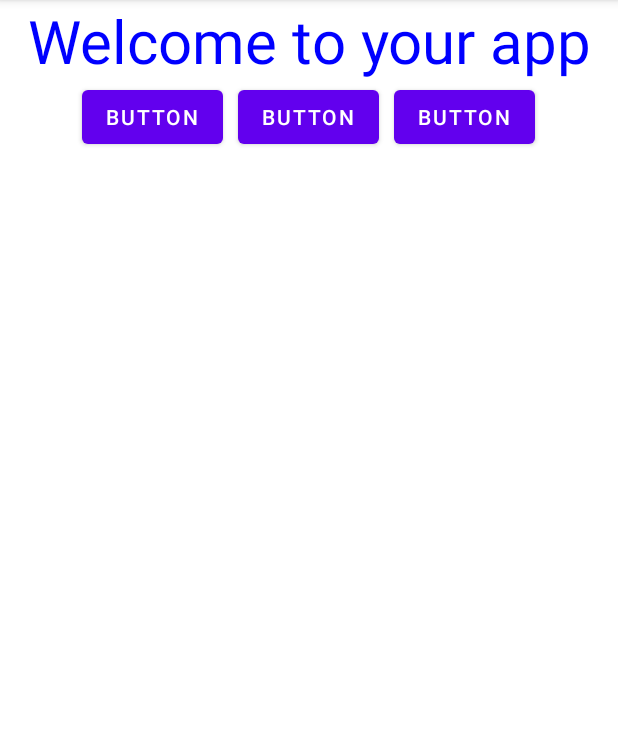
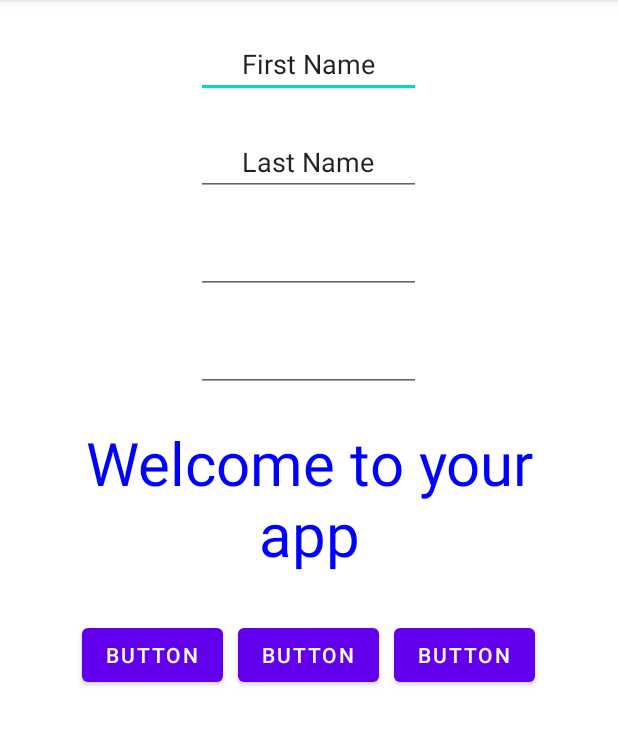
Before and after one commit to Helyousfi/android_development_course, an Android app: the screen it shows after launch (MainActivity), on a phone screen of 412 x 824 dp, the part 84-829 px from its top. Run offline under Robolectric (Android 15) with nearby library versions, the phone set to English and light mode, and no system bars.

Commit message:
Features added

```diff
--- a/app/src/main/res/layout/activity_main.xml
+++ b/app/src/main/res/layout/activity_main.xml
@@ -5,15 +5,65 @@
     android:layout_width="match_parent"
     android:layout_height="wrap_content"
     tools:context=".MainActivity"
-    android:orientation="vertical">
+    android:orientation="vertical"
+    android:gravity="center">
 
-    <TextView
-        android:id="@+id/txt"
+    <LinearLayout
         android:layout_width="match_parent"
-        android:layout_height="wrap_content"
+        android:layout_height="match_parent"
         android:gravity="center"
-        android:text="Hello world"
-        android:textSize="40dp"/>
+        android:orientation="vertical"
+        android:layout_margin="10dp">
+        <EditText
+            android:id="@+id/editTextTextPersonName"
+            android:layout_width="150dp"
+            android:gravity="center"
+            android:layout_height="wrap_content"
+            android:ems="10"
+            android:inputType="textPersonName"
+            android:text="First Name"
+            android:layout_margin="10dp"/>
+        <EditText
+            android:id="@+id/editTextTextPersonName1"
+            android:layout_width="150dp"
+            android:gravity="center"
+            android:layout_height="wrap_content"
+            android:ems="10"
+            android:inputType="textPersonName"
+            android:text="Last Name"
+            android:layout_margin="10dp" />
+
+        <EditText
+            android:id="@+id/editTextTextEmailAddress"
+            android:layout_width="150dp"
+            android:layout_height="wrap_content"
+            android:ems="10"
+            android:inputType="textEmailAddress"
+            android:layout_margin="10dp"
+            android:gravity="center"/>
+
+        <EditText
+            android:id="@+id/editTextNumberPassword"
+            android:layout_width="150dp"
+            android:layout_height="wrap_content"
+            android:ems="10"
+            android:inputType="numberPassword"
+            android:layout_margin="10dp"
+            android:gravity="center"/>
+
+        <TextView
+            android:id="@+id/txt"
+            android:layout_width="wrap_content"
+            android:layout_height="wrap_content"
+            android:gravity="center"
+            android:text="Hello world"
+            android:textSize="40dp"
+            android:layout_margin="10dp"/>
+
+
+    </LinearLayout>
+
+
 
     <LinearLayout
         android:layout_width="match_parent"
@@ -23,7 +73,8 @@
         android:rotation="0"
         android:rotationY="0"
         android:showDividers="middle"
-        android:divider="@drawable/empty_tall_divider">
+        android:divider="@drawable/empty_tall_divider"
+        android:layout_margin="10dp">
 
         <Button
             android:id="@+id/button"
```
